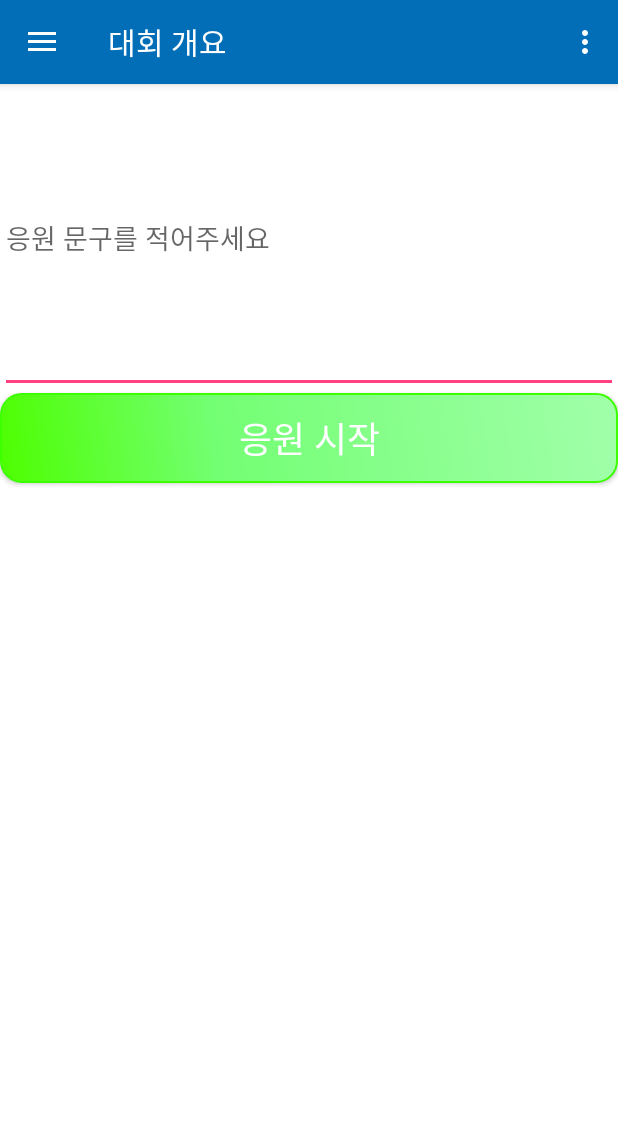
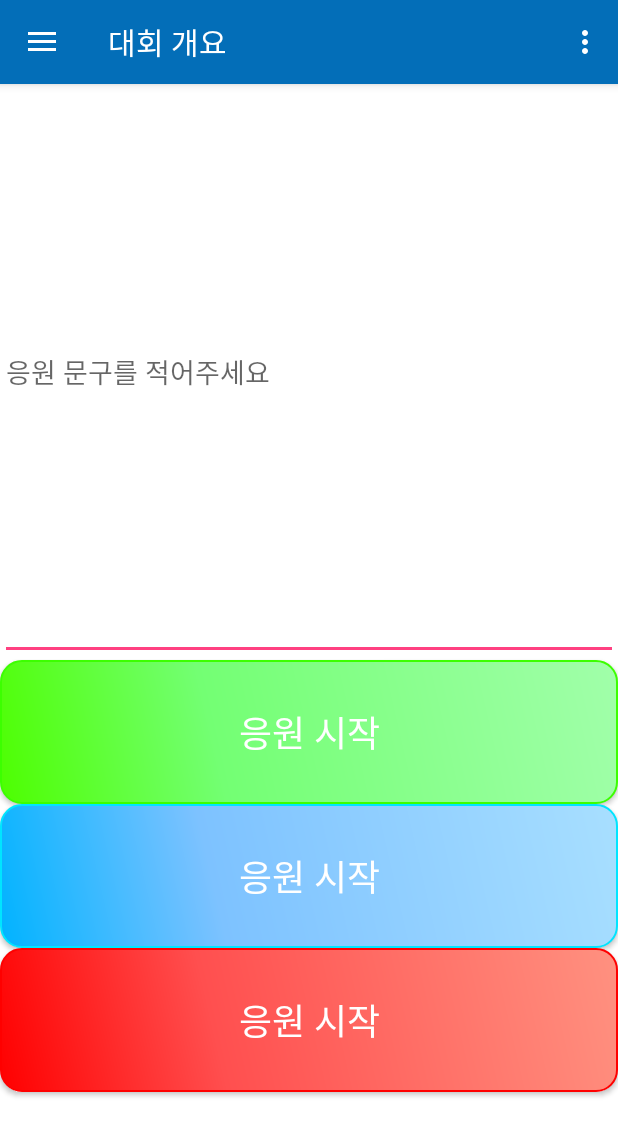
Before and after one commit to aekik1118/DOLMONO, an Android app: the screen it shows after launch (MainActivity), in the side drawer, after a tap on "응원 하기", on a phone screen of 412 x 824 dp. Shown: the top 1136 px of the screen. Run offline under Robolectric (Android 15) with nearby library versions, the phone set to English and light mode, and no system bars.

Commit message:
응원하기 틀 만듬4 색 선택 추가

```diff
--- a/app/src/main/res/layout/cheerup_main_layout.xml
+++ b/app/src/main/res/layout/cheerup_main_layout.xml
@@ -2,13 +2,13 @@
     android:layout_width="match_parent"
     android:layout_height="match_parent"
     android:orientation="vertical"
-    android:weightSum="1">
+    android:weightSum="8">
 
     <EditText
         android:id="@+id/editText"
         android:layout_width="match_parent"
-        android:layout_height="wrap_content"
-        android:layout_weight="0.24"
+        android:layout_height="0dp"
+        android:layout_weight="4"
         android:ems="10"
         android:hint="응원 문구를 적어주세요"
         android:inputType="textPersonName" />
@@ -16,8 +16,29 @@
     <Button
         android:id="@+id/button6"
         android:layout_width="match_parent"
-        android:layout_height="wrap_content"
+        android:layout_height="0dp"
         android:background="@drawable/buttonshape2"
+        android:text="응원 시작"
+        android:layout_weight="1"
+        android:textColor="@color/common_google_signin_btn_text_dark_default"
+        android:textSize="24sp" />
+
+    <Button
+        android:id="@+id/button12"
+        android:layout_width="match_parent"
+        android:layout_height="0dp"
+        android:layout_weight="1"
+        android:background="@drawable/buttonshape4"
+        android:text="응원 시작"
+        android:textColor="@color/common_google_signin_btn_text_dark_default"
+        android:textSize="24sp" />
+
+    <Button
+        android:id="@+id/button13"
+        android:layout_width="match_parent"
+        android:layout_height="0dp"
+        android:layout_weight="1"
+        android:background="@drawable/buttonshape"
         android:text="응원 시작"
         android:textColor="@color/common_google_signin_btn_text_dark_default"
         android:textSize="24sp" />
```
Also changed, not shown: app/src/main/java/org/techtown/dolmonoproto/cheerupMain.java (+32 -0 lines), app/src/main/java/org/techtown/dolmonoproto/cheerupShow.java (+12 -0 lines), app/src/main/res/layout/cheerup_show.xml (+5 -5 lines).
